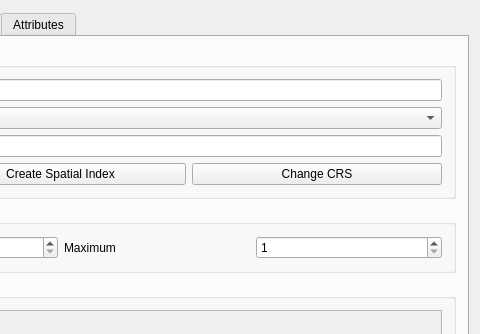
First picture: the form in qgis/src/ui/qgsvectorlayerpropertiesbase.ui, repository sourcepole/qgis, before the edit; both pictures show x 359 to 839 and y 0 to 334 of the 839 by 675 pixel window.
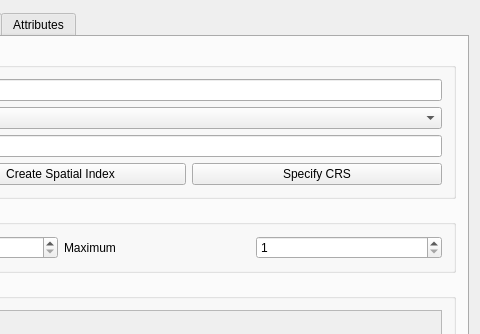
Second picture: the form after the edit. The open tabs and pages were chosen to show the change. Icons and pictures are not drawn.

The edit to the form file:
```diff
--- a/qgis/src/ui/qgsvectorlayerpropertiesbase.ui
+++ b/qgis/src/ui/qgsvectorlayerpropertiesbase.ui
@@ -166,7 +166,7 @@
           <item row="3" column="2" >
            <widget class="QPushButton" name="pbnChangeSpatialRefSys" >
             <property name="text" >
-             <string>Change CRS</string>
+             <string>Specify CRS</string>
             </property>
            </widget>
           </item>
```
Left out of the diff: 6 changed lines with no effect on the pictures.
